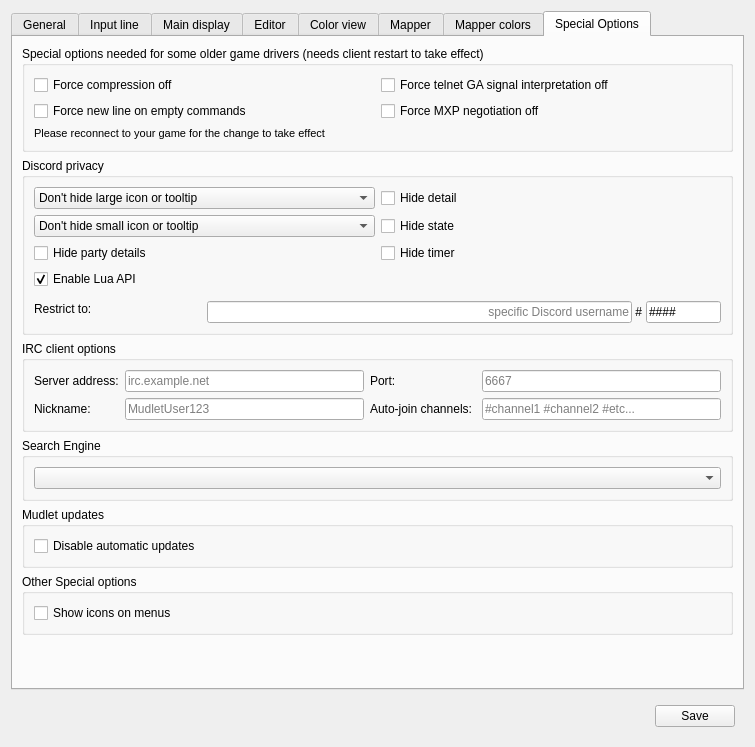
Above: src/ui/profile_preferences.ui from Mudlet/Mudlet before the change. Below: the same form after it.
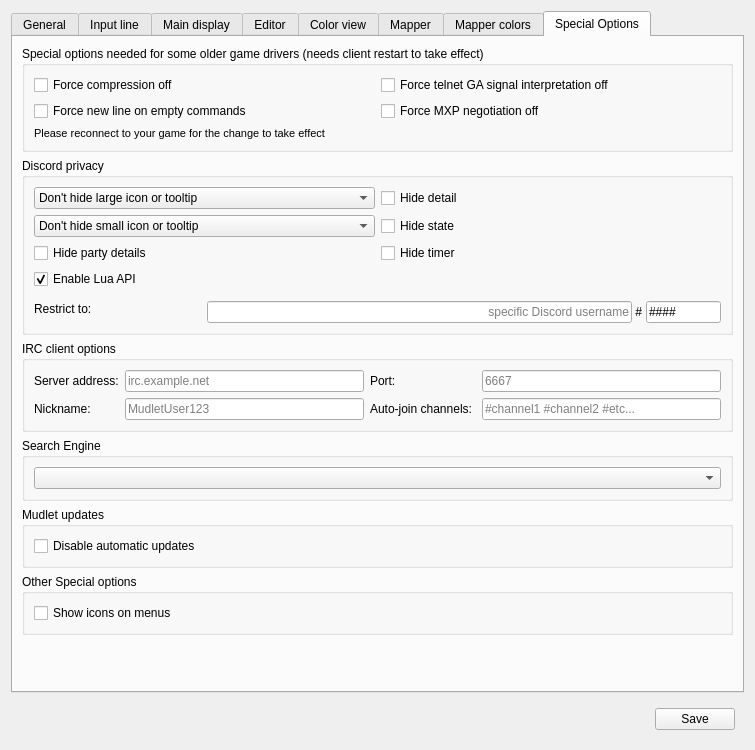
That is the form after the change. Icons and pictures are not drawn. Custom widgets are drawn as their Qt base class.

```diff
--- a/src/ui/profile_preferences.ui
+++ b/src/ui/profile_preferences.ui
@@ -7,7 +7,7 @@
     <x>0</x>
     <y>0</y>
     <width>755</width>
-    <height>747</height>
+    <height>750</height>
    </rect>
   </property>
   <property name="sizePolicy">
```
Left out of the diff: 24 changed lines with no effect on the pictures.
